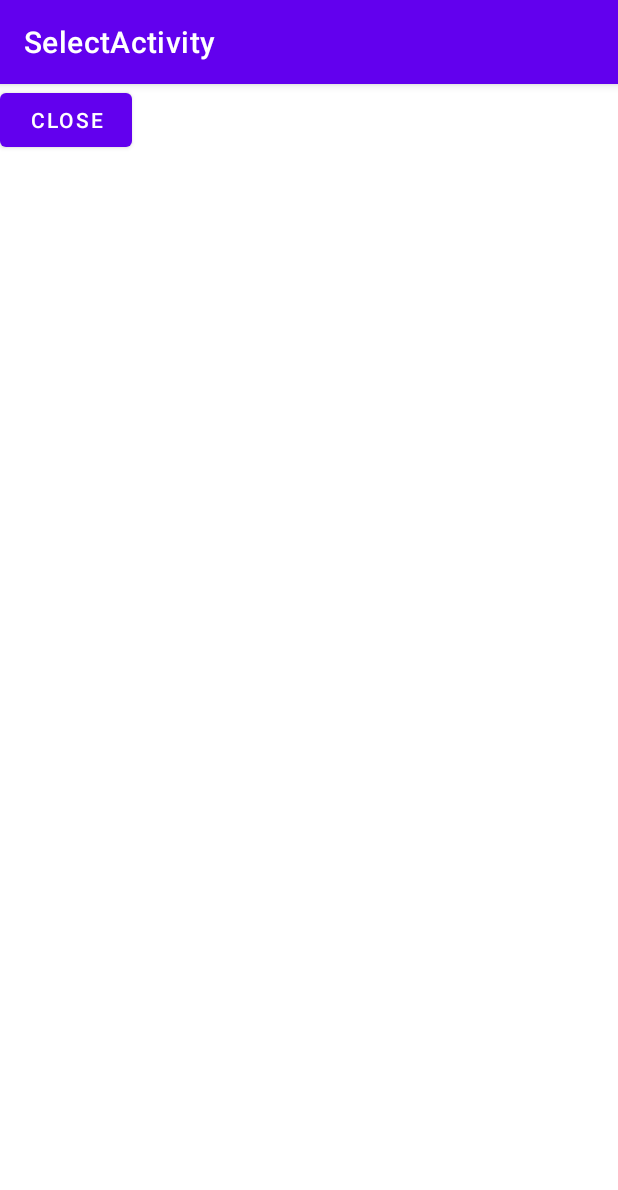
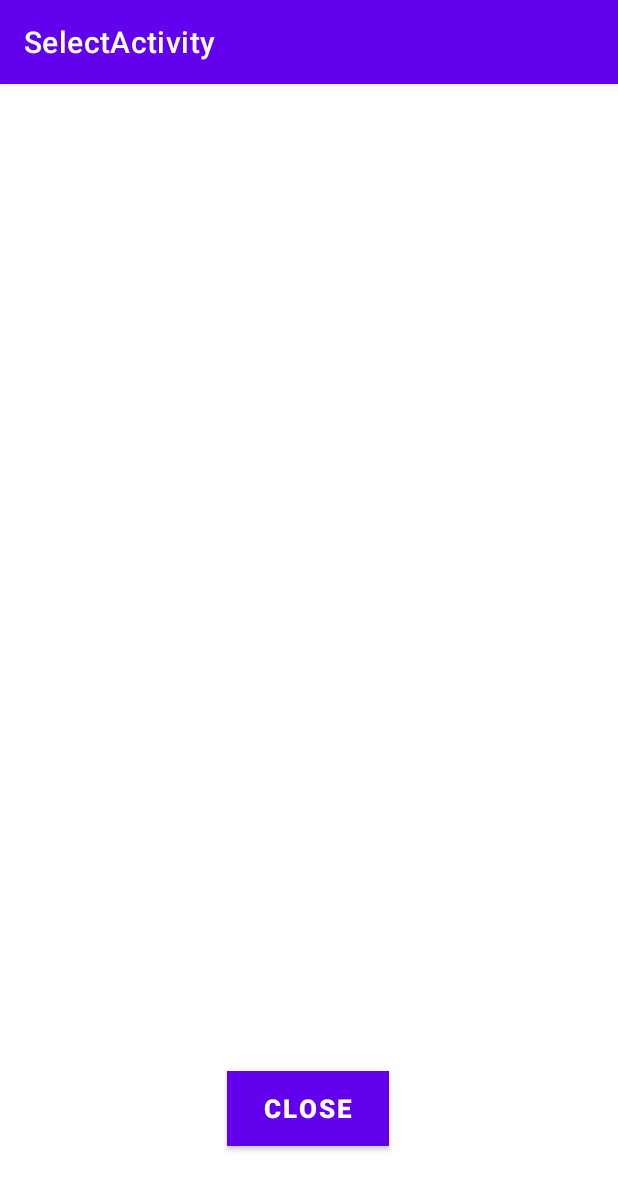
Before and after one commit to tug99306/SelectDisplayActivity-Assignment4, an Android app: the DisplayActivity screen opened directly, with no data from a screen before it, on a phone screen of 412 x 824 dp. Shown: the top 1190 px of the screen. Run offline under Robolectric (Android 15) with nearby library versions, the phone set to English and light mode, and no system bars.

Commit message:
Clean up activities, clean up activity_display.xml, and add strings.xml references

```diff
--- a/app/src/main/java/edu/temple/selectactivity/DisplayActivity.kt
+++ b/app/src/main/java/edu/temple/selectactivity/DisplayActivity.kt
@@ -9,6 +9,7 @@ import android.widget.ImageView
 import android.widget.TextView
 
 class DisplayActivity : AppCompatActivity() {
+
     override fun onCreate(savedInstanceState: Bundle?) {
         super.onCreate(savedInstanceState)
         setContentView(R.layout.activity_display)
@@ -22,7 +23,6 @@ class DisplayActivity : AppCompatActivity() {
 
         // Create an intent to pass information to calling activity
         val resultIntent = Intent().putExtra("resultValue", "Second activity closed with Back button")
-        // Set code and data for returned result
         setResult(RESULT_OK, resultIntent)
 
         titleTextView.text = imgDesc
@@ -41,31 +41,4 @@ class DisplayActivity : AppCompatActivity() {
 
 
     }
-
-    override fun onStart() {
-        super.onStart()
-        Log.d("Second activity state", "onStart() fired")
-    }
-
-    override fun onResume() {
-        super.onResume()
-        Log.d("Second activity state", "onResume() fired")
-    }
-
-    override fun onPause() {
-        super.onPause()
-        Log.d("Second activity state", "onPause() fired")
-    }
-
-    override fun onStop() {
-        super.onStop()
-        Log.d("Second activity state", "onStop() fired")
-    }
-
-    override fun onDestroy() {
-        super.onDestroy()
-        Log.d("Second activity state", "onDestroy() fired")
-    }
-
-
 }
--- a/app/src/main/res/layout/activity_display.xml
+++ b/app/src/main/res/layout/activity_display.xml
@@ -8,33 +8,46 @@
 
     <TextView
         android:id="@+id/textViewText"
-        android:layout_width="wrap_content"
-        android:layout_height="wrap_content"
-        android:layout_marginStart="192dp"
-        android:layout_marginBottom="102dp"
-        android:text="Title"
-        app:layout_constraintBottom_toBottomOf="parent"
-        app:layout_constraintStart_toStartOf="parent"
-        app:layout_constraintTop_toBottomOf="@+id/imageViewDisplay" />
+        android:layout_width="168dp"
+        android:layout_height="35dp"
+        android:layout_marginBottom="116dp"
+        android:text="@string/title"
+        android:textAlignment="center"
+        android:textSize="29sp"
+        android:textStyle="bold"
+        app:layout_constraintBottom_toTopOf="@+id/buttonClose"
+        app:layout_constraintEnd_toEndOf="parent"
+        app:layout_constraintHorizontal_bias="0.497"
+        app:layout_constraintStart_toStartOf="parent" />
 
     <ImageView
         android:id="@+id/imageViewDisplay"
-        android:layout_width="0dp"
-        android:layout_height="0dp"
-        android:layout_marginTop="188dp"
-        android:layout_marginBottom="102dp"
+        android:layout_width="411dp"
+        android:layout_height="320dp"
+        android:layout_marginTop="16dp"
+        android:background="#FFFFFF"
         app:layout_constraintBottom_toTopOf="@+id/textViewText"
         app:layout_constraintEnd_toEndOf="parent"
+        app:layout_constraintHorizontal_bias="0.0"
         app:layout_constraintStart_toStartOf="parent"
         app:layout_constraintTop_toTopOf="parent"
+        app:layout_constraintVertical_bias="0.679"
         app:srcCompat="@android:drawable/screen_background_light" />
 
     <Button
         android:id="@+id/buttonClose"
-        android:layout_width="wrap_content"
-        android:layout_height="wrap_content"
-        android:text="CLOSE"
-        tools:layout_editor_absoluteX="158dp"
-        tools:layout_editor_absoluteY="667dp" />
+        android:layout_width="108dp"
+        android:layout_height="50dp"
+        android:layout_marginBottom="60dp"
+        android:background="@color/teal_200"
+        android:backgroundTint="#FFFFFF"
+        android:text="@string/close"
+        android:textSize="17sp"
+        android:textStyle="bold"
+        app:layout_constraintBottom_toBottomOf="parent"
+        app:layout_constraintEnd_toEndOf="parent"
+        app:layout_constraintHorizontal_bias="0.498"
+        app:layout_constraintStart_toStartOf="parent"
+        tools:ignore="TextContrastCheck" />
 
 </androidx.constraintlayout.widget.ConstraintLayout>
--- a/app/src/main/res/values/strings.xml
+++ b/app/src/main/res/values/strings.xml
@@ -1,4 +1,6 @@
 <resources>
     <string name="app_name">SelectActivity</string>
+    <string name="title">Title</string>
+    <string name="close">CLOSE</string>
 
 </resources>
```
Also changed, not shown: app/src/main/java/edu/temple/selectactivity/MainActivity.kt (+2 -37 lines).
